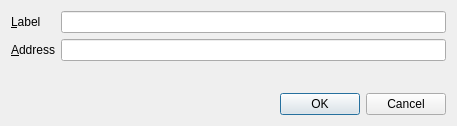
rotocoin/rotocoin, file src/qt/forms/editaddressdialog.ui: the form before one commit.
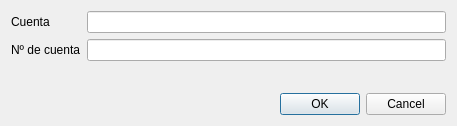
The form after the commit.

```diff
--- a/src/qt/forms/editaddressdialog.ui
+++ b/src/qt/forms/editaddressdialog.ui
@@ -22,7 +22,7 @@
      <item row="0" column="0">
       <widget class="QLabel" name="label">
        <property name="text">
-        <string>&amp;Label</string>
+        <string>Cuenta</string>
        </property>
        <property name="buddy">
         <cstring>labelEdit</cstring>
@@ -39,7 +39,7 @@
      <item row="1" column="0">
       <widget class="QLabel" name="label_2">
        <property name="text">
-        <string>&amp;Address</string>
+        <string>Nº de cuenta</string>
        </property>
        <property name="buddy">
         <cstring>addressEdit</cstring>
```
